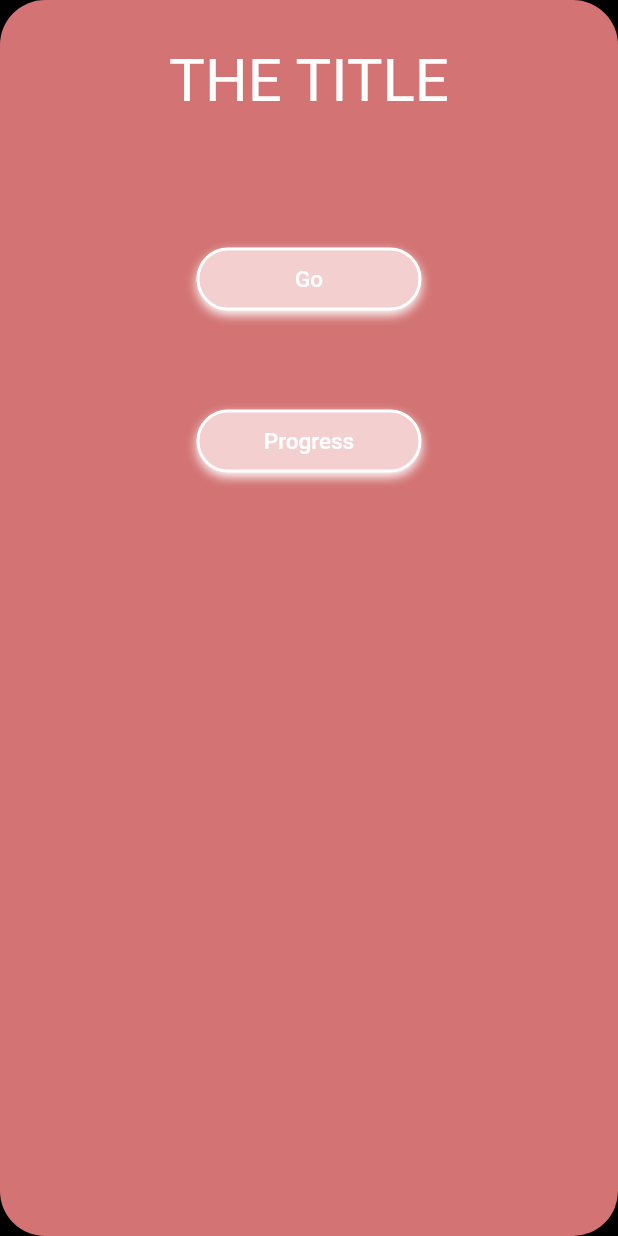
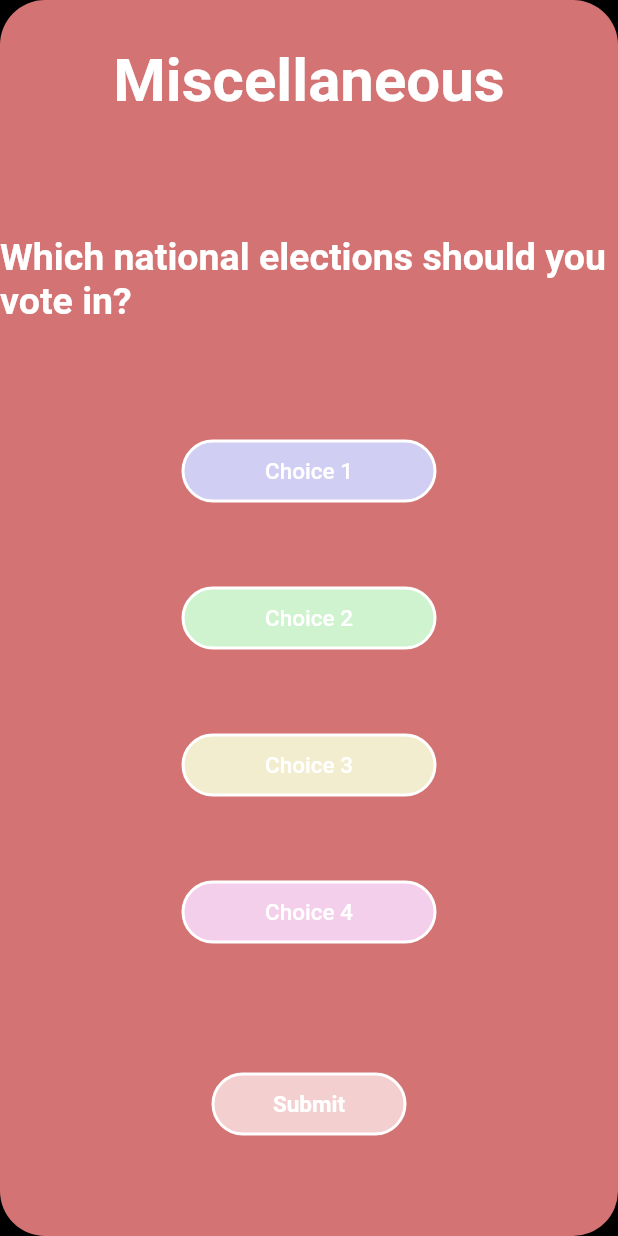
Before and after one commit to SamLovesCoding2/dubhacks21, a Flutter app: the screen it shows after launch, on a phone screen of 412 x 824 dp. Run offline on Flutter 3.47's test engine with Material 2 defaults, Android fonts, the phone set to English and light mode, and no system bars.

Commit message:
questions page start

```diff
--- a/hackproject/lib/main.dart
+++ b/hackproject/lib/main.dart
@@ -1,5 +1,6 @@
 import 'package:flutter/material.dart';
 import 'pages/mainpage.dart';
+import 'pages/questions.dart';
 import 'package:flutter/services.dart';
 
 void main() {
@@ -20,7 +21,7 @@ class MyApp extends StatelessWidget {
       title: 'AdultHack',
       home: Scaffold(
         backgroundColor: Colors.black,
-        body: MainPage(),
+        body: QuestionsPage(),
       ),
     );
   }
--- /dev/null
+++ b/hackproject/lib/pages/questions.dart
@@ -0,0 +1,231 @@
+import 'package:flutter/material.dart';
+import 'package:hackproject/pages/baby.dart';
+
+class QuestionsPage extends StatefulWidget {
+  const QuestionsPage({Key? key}) : super(key: key);
+
+  @override
+  _QuestionsPageState createState() => _QuestionsPageState();
+}
+
+class _QuestionsPageState extends State<QuestionsPage> {
+  @override
+  Widget build(BuildContext context) {
+    Size _size = MediaQuery.of(context).size;
+    return SizedBox(
+      width: _size.width,
+      height: _size.height,
+      child: Container(
+        decoration: const BoxDecoration(
+          borderRadius: BorderRadius.all(Radius.circular(30)),
+          boxShadow: [
+            BoxShadow(
+                color: Colors.black,
+                offset: Offset(0, -10),
+                blurRadius: 20,
+                spreadRadius: 0)
+          ],
+          color: Color(0xffD37373),
+        ),
+        child: ListView(
+          scrollDirection: Axis.vertical,
+          children: [
+            Center(
+              child: Column(
+                children: [
+                  Container(
+                    alignment: Alignment.center,
+                    margin: const EdgeInsets.only(top: 30, bottom: 50),
+                    child: const Text(
+                      "Miscellaneous",
+                      style: TextStyle(color: Color(0xffFFFFFF), fontSize: 40, fontWeight: FontWeight.bold),
+                    ),
+                  ),
+                  Container(
+                    alignment: Alignment.center,
+                    margin: const EdgeInsets.only(top: 30, bottom: 50),
+                    child: const Text(
+                      "Which national elections should you vote in?",
+                      style: TextStyle(color: Color(0xffFFFFFF), fontSize: 25, fontWeight: FontWeight.bold),
+                    ),
+                  ),
+                  Container(
+                    alignment: Alignment.center,
+                    margin: const EdgeInsets.only(top: 20, bottom: 20),
+                    child: TextButton(
+                      onPressed: () {
+                        Navigator.push(
+                          context,
+                          MaterialPageRoute(
+                            builder: (context) => const Baby(),
+                          ),
+                        );
+                      },
+                      child: Container(
+                        width: 170,
+                        alignment: Alignment.center,
+                        padding: const EdgeInsets.all(10),
+                        decoration: BoxDecoration(
+                          borderRadius: const BorderRadius.all(
+                            Radius.circular(30),
+                          ),
+                          border: Border.all(
+                            color: const Color(0xffFFFFFF),
+                            width: 2,
+                          ),
+                          color: const Color(0xffD0CFF3),
+                        ),
+                        child: const Text(
+                          "Choice 1",
+                          style:
+                              TextStyle(color: Color(0xffFFFFFF), fontSize: 15),
+                        ),
+                      ),
+                    ),
+                  ),
+                  Container(
+                    alignment: Alignment.center,
+                    margin: const EdgeInsets.only(top: 20, bottom: 20),
+                    child: TextButton(
+                      onPressed: () {
+                        Navigator.push(
+                          context,
+                          MaterialPageRoute(
+                            builder: (context) => const Baby(),
+                          ),
+                        );
+                      },
+                      child: Container(
+                        width: 170,
+                        alignment: Alignment.center,
+                        padding: const EdgeInsets.all(10),
+                        decoration: BoxDecoration(
+                          borderRadius: const BorderRadius.all(
+                            Radius.circular(30),
+                          ),
+                          border: Border.all(
+                            color: const Color(0xffFFFFFF),
+                            width: 2,
+                          ),
+                          color: const Color(0xffD0F3CF),
+                        ),
+                        child: const Text(
+                          "Choice 2",
+                          style:
+                              TextStyle(color: Color(0xffFFFFFF), fontSize: 15),
+                        ),
+                      ),
+                    ),
+
+                  ),
+                  Container(
+                    alignment: Alignment.center,
+                    margin: const EdgeInsets.only(top: 20, bottom: 20),
+                    child: TextButton(
+                      onPressed: () {
+                        Navigator.push(
+                          context,
+                          MaterialPageRoute(
+                            builder: (context) => const Baby(),
+                          ),
+                        );
+                      },
+                      child: Container(
+                        width: 170,
+                        alignment: Alignment.center,
+                        padding: const EdgeInsets.all(10),
+                        decoration: BoxDecoration(
+                          borderRadius: const BorderRadius.all(
+                            Radius.circular(30),
+                          ),
+                          border: Border.all(
+                            color: const Color(0xffFFFFFF),
+                            width: 2,
+                          ),
+                          color: const Color(0xffF3EDCF),
+                        ),
+                        child: const Text(
+                          "Choice 3",
+                          style:
+                              TextStyle(color: Color(0xffFFFFFF), fontSize: 15),
+                        ),
+                      ),
+                    ),
+                  ),
+                  Container(
+                    alignment: Alignment.center,
+                    margin: const EdgeInsets.only(top: 20, bottom: 20),
+                    child: TextButton(
+                      onPressed: () {
+                        Navigator.push(
+                          context,
+                          MaterialPageRoute(
+                            builder: (context) => const Baby(),
+                          ),
+                        );
+                      },
+                      child: Container(
+                        width: 170,
+                        alignment: Alignment.center,
+                        padding: const EdgeInsets.all(10),
+                        decoration: BoxDecoration(
+                          borderRadius: const BorderRadius.all(
+                            Radius.circular(30),
+                          ),
+                          border: Border.all(
+                            color: const Color(0xffFFFFFF),
+                            width: 2,
+                          ),
+                          color: const Color(0xffF3CFEB),
+                        ),
+                        child: const Text(
+                          "Choice 4",
+                          style:
+                              TextStyle(color: Color(0xffFFFFFF), fontSize: 15),
+                        ),
+                      ),
+                    ),
+                  ),
+                  Container(
+                    alignment: Alignment.center,
+                    margin: const EdgeInsets.only(top: 50, bottom: 20),
+                    child: TextButton(
+                      onPressed: () {
+                        Navigator.push(
+                          context,
+                          MaterialPageRoute(
+                            builder: (context) => const Baby(),
+                          ),
+                        );
+                      },
+                      child: Container(
+                        width: 130,
+                        alignment: Alignment.center,
+                        padding: const EdgeInsets.all(10),
+                        decoration: BoxDecoration(
+                          borderRadius: const BorderRadius.all(
+                            Radius.circular(30),
+                          ),
+                          border: Border.all(
+                            color: const Color(0xffFFFFFF),
+                            width: 2,
+                          ),
+                          color: const Color(0xffF3CFCF),
+                        ),
+                        child: const Text(
+                          "Submit",
+                          style:
+                              TextStyle(color: Color(0xffFFFFFF), fontSize: 15, fontWeight: FontWeight.bold, fontFamily: 'Roboto'),
+                        ),
+                      ),
+                    ),
+                  ),
+                ],
+              ),
+            ),
+          ],
+        ),
+      ),
+    );
+  }
+}
```
